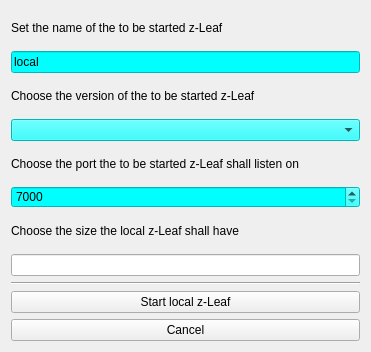
Old version of the form src/localzleafstarter.ui in the repository tobiaswee/Labcontrol.
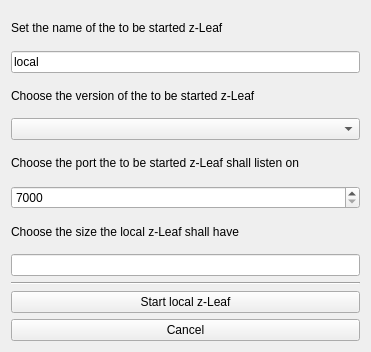
New version of the form.

The edit to the form file:
```diff
--- a/src/localzleafstarter.ui
+++ b/src/localzleafstarter.ui
@@ -30,7 +30,7 @@
       <string>This sets the name with which this local z-Leaf will connect to z-Tree.</string>
      </property>
      <property name="styleSheet">
-      <string notr="true">background: cyan;</string>
+      <string notr="true"/>
      </property>
      <property name="text">
       <string>local</string>
@@ -53,7 +53,7 @@
       <string>Choose of which version the started z-Leaf shall be.</string>
      </property>
      <property name="styleSheet">
-      <string notr="true">background: cyan;</string>
+      <string notr="true"/>
      </property>
      <property name="maxVisibleItems">
       <number>32</number>
@@ -79,7 +79,7 @@
       <string>Set the port on which the z-Tree which shall be connected to listens.</string>
      </property>
      <property name="styleSheet">
-      <string notr="true">background: cyan;</string>
+      <string notr="true"/>
      </property>
      <property name="minimum">
       <number>7000</number>
```
